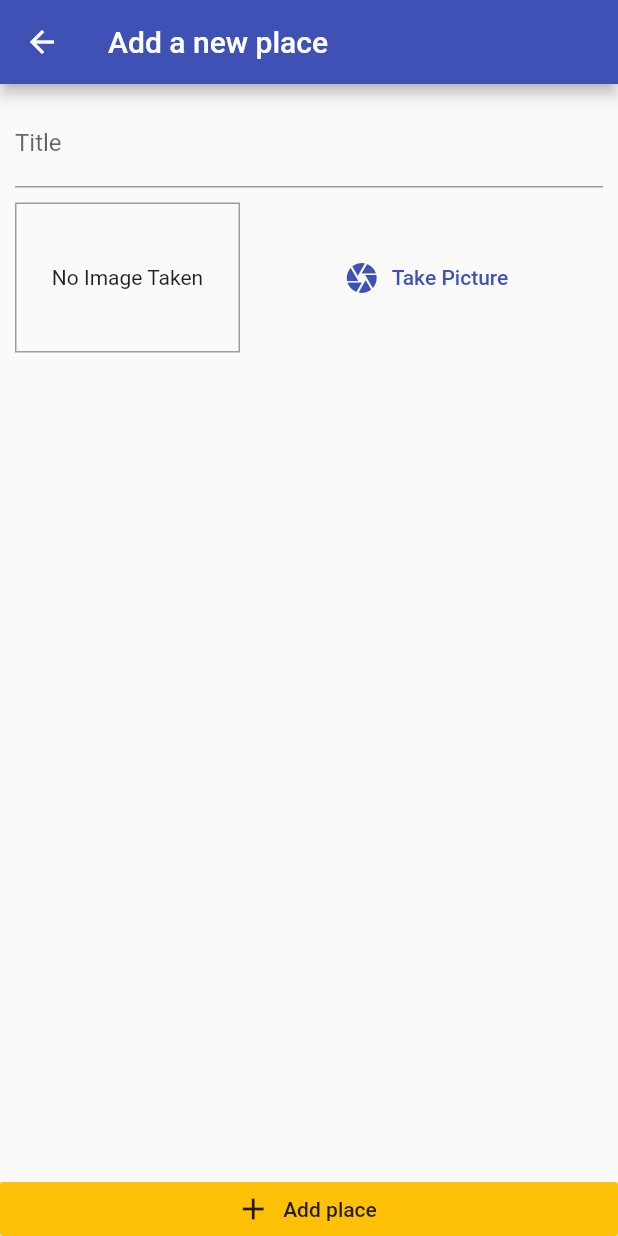
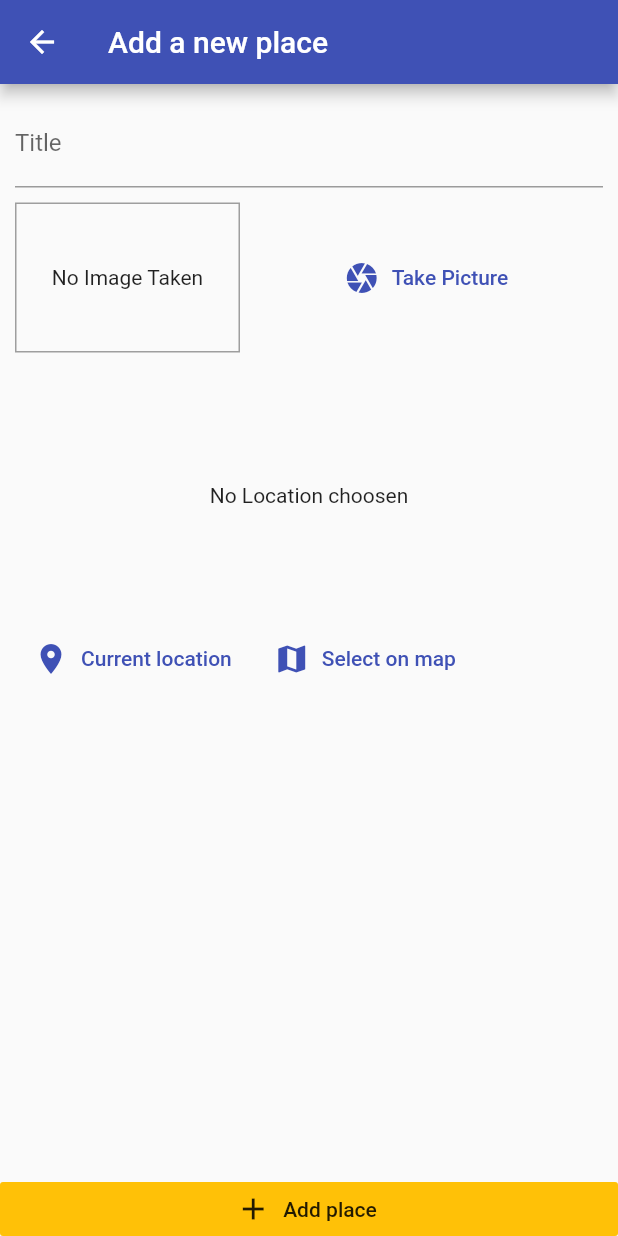
Before and after one commit to fahmi54321/place_app_using_native_features, a Flutter app: the AddPlaceScreen screen opened by its route, on a phone screen of 412 x 824 dp. Run offline on Flutter 3.47's test engine with Material 2 defaults, Android fonts, the phone set to English and light mode, and no system bars; our stand-ins replace image_picker, sqflite; accounts and stored records are empty.

Commit message:
adding location input screen

```diff
--- a/lib/screens/add_place_screen.dart
+++ b/lib/screens/add_place_screen.dart
@@ -6,8 +6,9 @@ import 'package:provider/provider.dart';
 
 import '../widgets/image_input.dart';
 import '../providers/great_places_provider.dart';
+import '../widgets/location_input.dart';
 
-//todo 1 (next main)
+
 class AddPlaceScreen extends StatefulWidget {
   static const routeName = '/add-place';
 
@@ -17,21 +18,18 @@ class AddPlaceScreen extends StatefulWidget {
 
 class _AddPlaceScreenState extends State<AddPlaceScreen> {
   final _titleController = TextEditingController();
-  File? _pickedImage; //todo 1
+  File? _pickedImage;
 
   void _selectImage(File pickedImage) {
-    //todo 2
     _pickedImage = pickedImage;
   }
 
-  //todo 7 (next great_places_provider)
   void _addPlace() {
     if (_titleController.text.isEmpty || _pickedImage == null) {
       print('null');
       return;
     }
 
-    //todo 9
     Provider.of<GreatPlacesProvider>(
       context,
       listen: false,
@@ -66,7 +64,13 @@ class _AddPlaceScreenState extends State<AddPlaceScreen> {
                       height: 10,
                     ),
 
-                    ImageInput(_selectImage), //todo 3 (next image_input)
+                    ImageInput(_selectImage),
+
+                    SizedBox(
+                      height: 10,
+                    ),
+
+                    LocationInput(), //todo 2
                   ],
                 ),
               ),
@@ -75,7 +79,7 @@ class _AddPlaceScreenState extends State<AddPlaceScreen> {
           RaisedButton.icon(
             icon: Icon(Icons.add),
             label: Text('Add place'),
-            onPressed: _addPlace, //todo 10 (next place_list_screen)
+            onPressed: _addPlace,
             elevation: 0,
             materialTapTargetSize: MaterialTapTargetSize.shrinkWrap,
             color: Theme.of(context).accentColor,
@@ -85,3 +89,12 @@ class _AddPlaceScreenState extends State<AddPlaceScreen> {
     );
   }
 }
+
+//todo 3 tambahkan permisson location ios (finish)
+
+/*
+    <key>NSLocationWhenInUseUsageDescription</key>
+    <string>location permission</string>
+    <key>NSLocationAlwaysUsageDescription</key>
+    <string>location permission</string>
+ */
--- /dev/null
+++ b/lib/widgets/location_input.dart
@@ -0,0 +1,54 @@
+import 'package:flutter/material.dart';
+
+//todo 1 (next add_place_screen)
+class LocationInput extends StatefulWidget {
+  const LocationInput({Key? key}) : super(key: key);
+
+  @override
+  _LocationInputState createState() => _LocationInputState();
+}
+
+class _LocationInputState extends State<LocationInput> {
+  String? _previewImageUrl;
+
+  @override
+  Widget build(BuildContext context) {
+    return Column(
+      mainAxisAlignment: MainAxisAlignment.center,
+      children: [
+        Container(
+          width: double.infinity,
+          height: 170,
+          alignment: Alignment.center,
+          child: _previewImageUrl == null
+              ? Text(
+                  'No Location choosen',
+                  textAlign: TextAlign.center,
+                )
+              : Image.network(
+                  _previewImageUrl ?? '',
+                  fit: BoxFit.cover,
+                  width: double.infinity,
+                ),
+        ),
+        Row(
+          children: [
+            FlatButton.icon(
+              onPressed: () {},
+              icon: Icon(Icons.location_on),
+              label: Text('Current location'),
+              textColor: Theme.of(context).primaryColor,
+            ),
+
+            FlatButton.icon(
+              onPressed: () {},
+              icon: Icon(Icons.map),
+              label: Text('Select on map'),
+              textColor: Theme.of(context).primaryColor,
+            ),
+          ],
+        )
+      ],
+    );
+  }
+}
--- a/pubspec.yaml
+++ b/pubspec.yaml
@@ -39,6 +39,7 @@ dependencies:
   path_provider: ^2.0.8
   path: ^1.8.0
   sqflite: ^2.0.2
+  location: ^4.2.0
 
 dev_dependencies:
   flutter_test:
```
Also changed, not shown: pubspec.lock, 1 other file.
